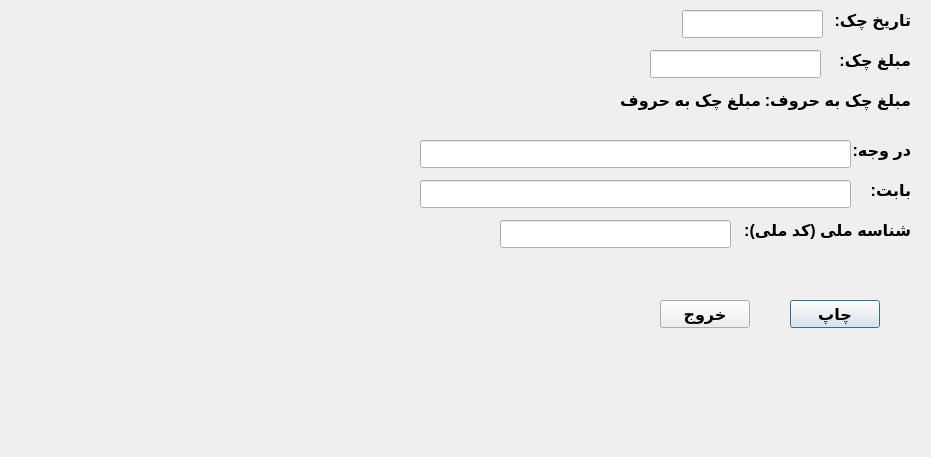
This is chequeprintdialog.ui in ahmadbabayi/QtBmipaya as Qt 5 draws it before an edit. The edited form follows.
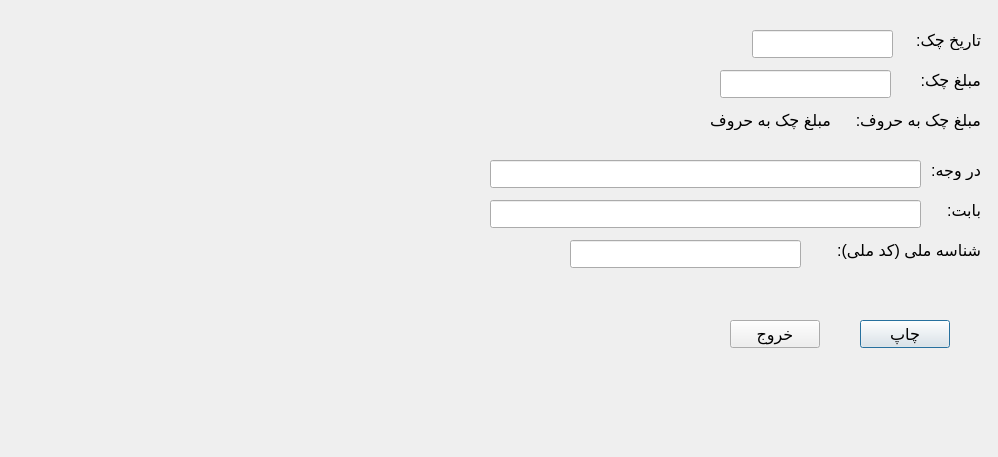
This is the edited form.

What changed in the file:
```diff
--- a/chequeprintdialog.ui
+++ b/chequeprintdialog.ui
@@ -6,7 +6,7 @@
    <rect>
     <x>0</x>
     <y>0</y>
-    <width>931</width>
+    <width>998</width>
     <height>457</height>
    </rect>
   </property>
@@ -14,8 +14,8 @@
    <font>
     <family>Tahoma</family>
     <pointsize>12</pointsize>
-    <weight>75</weight>
-    <bold>true</bold>
+    <weight>50</weight>
+    <bold>false</bold>
    </font>
   </property>
   <property name="windowTitle">
@@ -24,8 +24,8 @@
   <widget class="QLabel" name="label">
    <property name="geometry">
     <rect>
-     <x>830</x>
-     <y>10</y>
+     <x>900</x>
+     <y>30</y>
      <width>81</width>
      <height>20</height>
     </rect>
@@ -40,8 +40,8 @@
   <widget class="QLabel" name="label_2">
    <property name="geometry">
     <rect>
-     <x>830</x>
-     <y>50</y>
+     <x>900</x>
+     <y>70</y>
      <width>81</width>
      <height>20</height>
     </rect>
@@ -56,8 +56,8 @@
   <widget class="QLabel" name="label_3">
    <property name="geometry">
     <rect>
-     <x>830</x>
-     <y>140</y>
+     <x>900</x>
+     <y>160</y>
      <width>81</width>
      <height>20</height>
     </rect>
@@ -72,8 +72,8 @@
   <widget class="QLabel" name="label_4">
    <property name="geometry">
     <rect>
-     <x>730</x>
-     <y>220</y>
+     <x>800</x>
+     <y>240</y>
      <width>181</width>
      <height>20</height>
     </rect>
@@ -88,8 +88,8 @@
   <widget class="QLabel" name="label_6">
    <property name="geometry">
     <rect>
-     <x>760</x>
-     <y>90</y>
+     <x>830</x>
+     <y>110</y>
      <width>151</width>
      <height>20</height>
     </rect>
@@ -104,8 +104,8 @@
   <widget class="QLabel" name="label_5">
    <property name="geometry">
     <rect>
-     <x>860</x>
-     <y>180</y>
+     <x>930</x>
+     <y>200</y>
      <width>51</width>
      <height>20</height>
     </rect>
@@ -120,8 +120,8 @@
   <widget class="QLineEdit" name="TarixEdit">
    <property name="geometry">
     <rect>
-     <x>682</x>
-     <y>10</y>
+     <x>752</x>
+     <y>30</y>
      <width>141</width>
      <height>28</height>
     </rect>
@@ -130,8 +130,8 @@
   <widget class="QLineEdit" name="MablaghEdit">
    <property name="geometry">
     <rect>
-     <x>650</x>
-     <y>50</y>
+     <x>720</x>
+     <y>70</y>
      <width>171</width>
      <height>28</height>
     </rect>
@@ -143,8 +143,8 @@
   <widget class="QLineEdit" name="DarvachEdit">
    <property name="geometry">
     <rect>
-     <x>420</x>
-     <y>140</y>
+     <x>490</x>
+     <y>160</y>
      <width>431</width>
      <height>28</height>
     </rect>
@@ -153,8 +153,8 @@
   <widget class="QLineEdit" name="BabetEdit">
    <property name="geometry">
     <rect>
-     <x>420</x>
-     <y>180</y>
+     <x>490</x>
+     <y>200</y>
      <width>431</width>
      <height>28</height>
     </rect>
@@ -163,8 +163,8 @@
   <widget class="QLineEdit" name="KodemelliEdit">
    <property name="geometry">
     <rect>
-     <x>500</x>
-     <y>220</y>
+     <x>570</x>
+     <y>240</y>
      <width>231</width>
      <height>28</height>
     </rect>
@@ -176,8 +176,8 @@
   <widget class="QPushButton" name="PrintButton">
    <property name="geometry">
     <rect>
-     <x>790</x>
-     <y>300</y>
+     <x>860</x>
+     <y>320</y>
      <width>90</width>
      <height>28</height>
     </rect>
@@ -185,12 +185,15 @@
    <property name="text">
     <string>چاپ</string>
    </property>
+   <property name="autoDefault">
+    <bool>true</bool>
+   </property>
   </widget>
   <widget class="QPushButton" name="ExitButton">
    <property name="geometry">
     <rect>
-     <x>660</x>
-     <y>300</y>
+     <x>730</x>
+     <y>320</y>
      <width>90</width>
      <height>28</height>
     </rect>
@@ -202,9 +205,9 @@
   <widget class="QLabel" name="hlabel">
    <property name="geometry">
     <rect>
-     <x>10</x>
-     <y>90</y>
-     <width>751</width>
+     <x>20</x>
+     <y>110</y>
+     <width>811</width>
      <height>20</height>
     </rect>
    </property>
```
Left out of the diff: 3 changed lines with no effect on the pictures.
